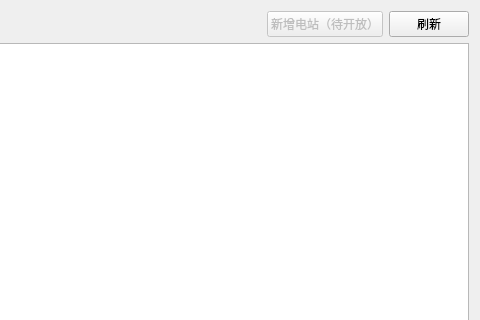
Vescola/xiaoxueqi, file EVChargingServer/src/ui/pages/StationPage.ui: the form before one commit; both pictures show x 420 to 900 and y 0 to 320 of the 900 by 640 pixel window.
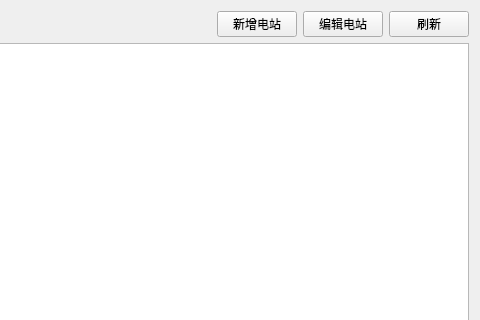
The form after the commit.

What changed in the file:
```diff
--- a/EVChargingServer/src/ui/pages/StationPage.ui
+++ b/EVChargingServer/src/ui/pages/StationPage.ui
@@ -36,10 +36,14 @@
      <item>
       <widget class="QPushButton" name="addButton">
        <property name="text">
-        <string>新增电站（待开放）</string>
+        <string>新增电站</string>
        </property>
-       <property name="enabled">
-        <bool>false</bool>
+      </widget>
+     </item>
+     <item>
+      <widget class="QPushButton" name="editButton">
+       <property name="text">
+        <string>编辑电站</string>
        </property>
       </widget>
      </item>
```
